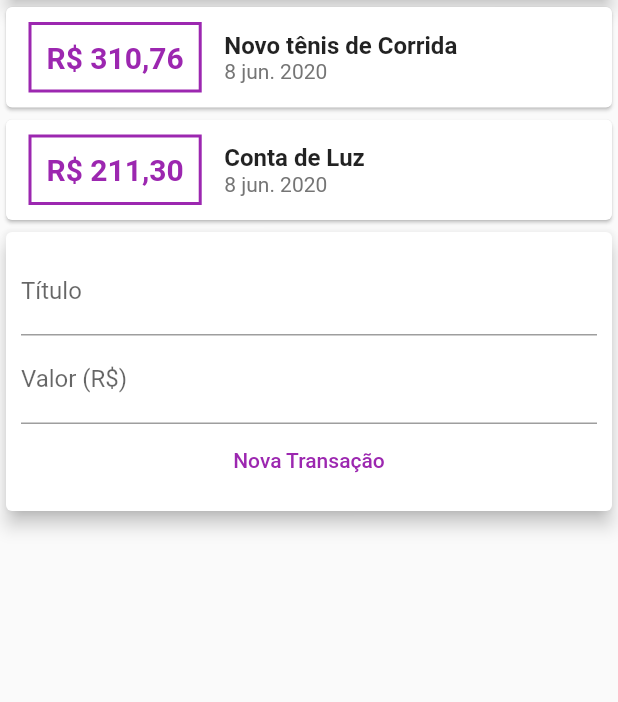
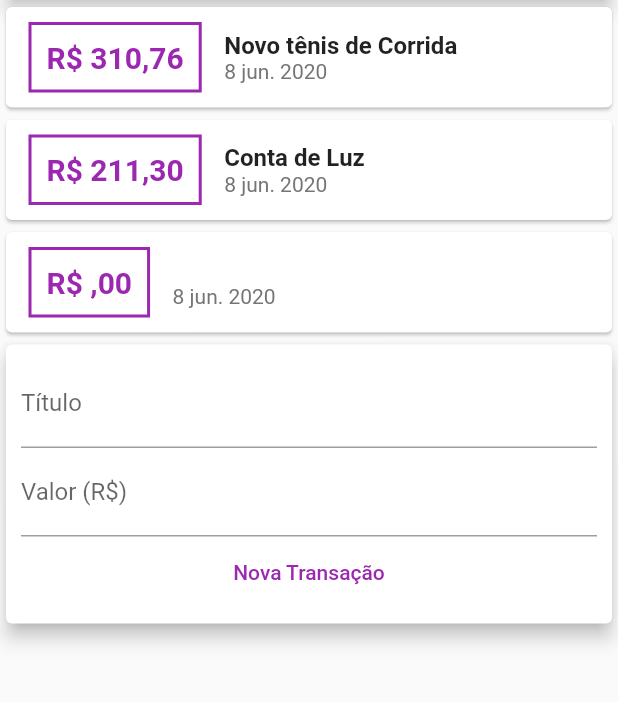
Before and after one commit to machado-jose/expenses, a Flutter app: the screen it shows after launch, after a tap on "Nova Transação", on a phone screen of 412 x 824 dp, the part 119-821 px from its top. Run offline on Flutter 3.47's test engine with Material 2 defaults, Android fonts, the phone set to English and light mode, and no system bars.

```diff
--- a/lib/components/transaction_form.dart
+++ b/lib/components/transaction_form.dart
@@ -3,6 +3,9 @@ import 'package:flutter/material.dart';
 class TransactionForm extends StatelessWidget {
   final titleController = TextEditingController();
   final valueController = TextEditingController();
+  final void Function(String, double) onSubmit;
+
+  TransactionForm(this.onSubmit);
 
   @override
   Widget build(BuildContext context) {
@@ -23,7 +26,11 @@ class TransactionForm extends StatelessWidget {
             FlatButton(
               child: Text('Nova Transação'),
               textColor: Colors.purple,
-              onPressed: () {},
+              onPressed: () {
+                final title = titleController.text;
+                final value = double.tryParse(valueController.text) ?? 0.0;
+                onSubmit(title, value);
+              },
             ),
           ],
         ),
--- a/lib/components/transaction_user.dart
+++ b/lib/components/transaction_user.dart
@@ -2,6 +2,7 @@ import 'package:expenses/models/transaction.dart';
 import 'transaction_form.dart';
 import 'transaction_list.dart';
 import 'package:flutter/material.dart';
+import 'dart:math';
 
 class TransactionUser extends StatefulWidget {
   @override
@@ -24,12 +25,24 @@ class _TransactionUserState extends State<TransactionUser> {
     ),
   ];
 
+  _addTransaction(String title, double value){
+    final newTransaction = Transaction(
+      id: Random().nextDouble().toString(),
+      title: title,
+      value: value,
+      date: DateTime.now(),
+    );
+    setState(() {
+      _transaction.add(newTransaction);
+    });
+  }
+
   @override
   Widget build(BuildContext context) {
     return Column(
       children: <Widget>[
         TransactionList(this._transaction),
-        TransactionForm(),
+        TransactionForm(this._addTransaction),
       ],
     );
   }
```
